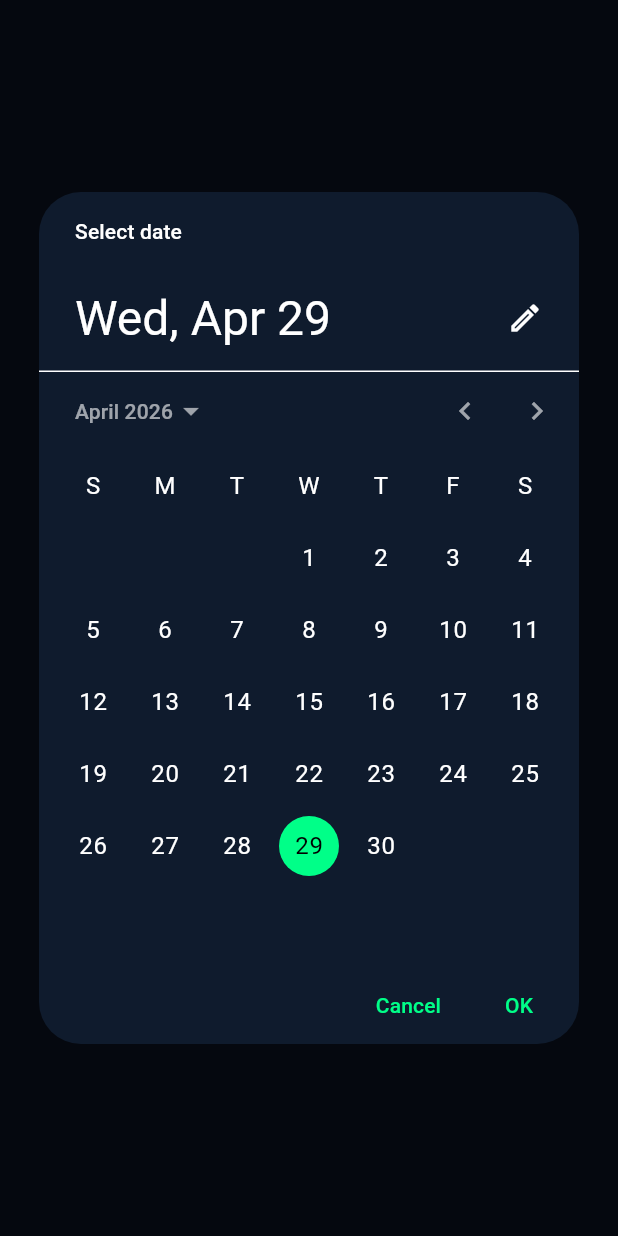
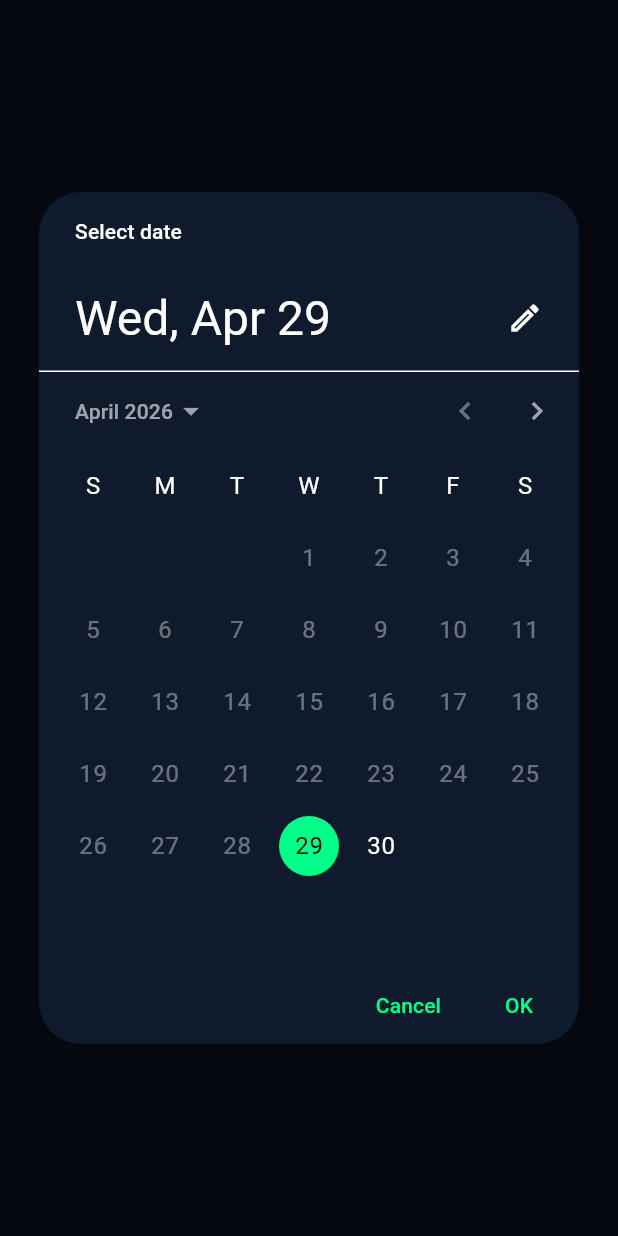
Before and after one commit to yassmine1000/agri_app, a Flutter app: the CreateTaskDialog widget shown alone on an empty page, opened directly with empty values, after a tap on "Select Date", on a phone screen of 412 x 824 dp. Run offline on Flutter 3.47's test engine with Material 3 defaults, Android fonts, the phone set to English and light mode, and no system bars; our stand-ins replace awesome_notifications, bloc, dio, equatable, flutter_bloc, image_picker and 4 more; missing offline and left inert: gallery_saver_plus, google_mlkit_barcode_scanning, mobile_scanner; accounts and stored records are empty; network calls fail.

Commit message:
validité de date de tache et modification dans inscription

```diff
--- a/smart-agriculture-flutter-app-frontend-main/lib/l10n/app_ar.arb
+++ b/smart-agriculture-flutter-app-frontend-main/lib/l10n/app_ar.arb
@@ -182,7 +182,7 @@
   "saveChanges": "حفظ",
   "noUsersFound": "لا يوجد مستخدمون",
   "shop": "المتجر",
-  "usernameRequired": "اسم المستخدم مطلوب",
+  "usernameRequired": "اسم المستخدم موجود بالفعل",
   "nameRequired": "الاسم الكامل مطلوب",
   "phoneInvalid": "رقم هاتف أقل من 8 أرقام",
   "anErrorOccurred": "حدث خطأ ما",
--- a/smart-agriculture-flutter-app-frontend-main/lib/utils/create_task_dialog.dart
+++ b/smart-agriculture-flutter-app-frontend-main/lib/utils/create_task_dialog.dart
@@ -98,8 +98,19 @@ class _CreateTaskDialogState extends State<CreateTaskDialog> {
           const SizedBox(height: 12),
           GestureDetector(
             onTap: () async {
-              final d = await showDatePicker(context: context, initialDate: DateTime.now(), firstDate: DateTime(2000), lastDate: DateTime(2100));
-              if (d != null) setState(() => _selectedDate = d);
+              final d = await showDatePicker(context: context, initialDate: DateTime.now(), firstDate: DateTime.now(), lastDate: DateTime(2100));
+              if (d != null) {
+                final today = DateTime(DateTime.now().year, DateTime.now().month, DateTime.now().day);
+                final chosen = DateTime(d.year, d.month, d.day);
+                if (chosen.isBefore(today)) {
+                  if (mounted) ScaffoldMessenger.of(context).showSnackBar(SnackBar(
+                    content: Text(widget.lang == 'AR' ? 'لا يمكن اختيار تاريخ في الماضي' : widget.lang == 'FR' ? 'Impossible de choisir une date passée' : 'Cannot choose a past date'),
+                    backgroundColor: Colors.red,
+                  ));
+                } else {
+                  setState(() => _selectedDate = d);
+                }
+              }
             },
             child: Container(
               padding: const EdgeInsets.symmetric(horizontal: 14, vertical: 14),
```
Also changed, not shown: smart-agriculture-flutter-app-frontend-main/lib/l10n/app_en.arb (+4 -4 lines), smart-agriculture-flutter-app-frontend-main/lib/l10n/app_fr.arb (+4 -4 lines), smart-agriculture-flutter-app-frontend-main/lib/generated/app_localizations.dart, smart-agriculture-flutter-app-frontend-main/lib/generated/app_localizations_ar.dart, smart-agriculture-flutter-app-frontend-main/lib/generated/app_localizations_en.dart, smart-agriculture-flutter-app-frontend-main/lib/generated/app_localizations_fr.dart.
